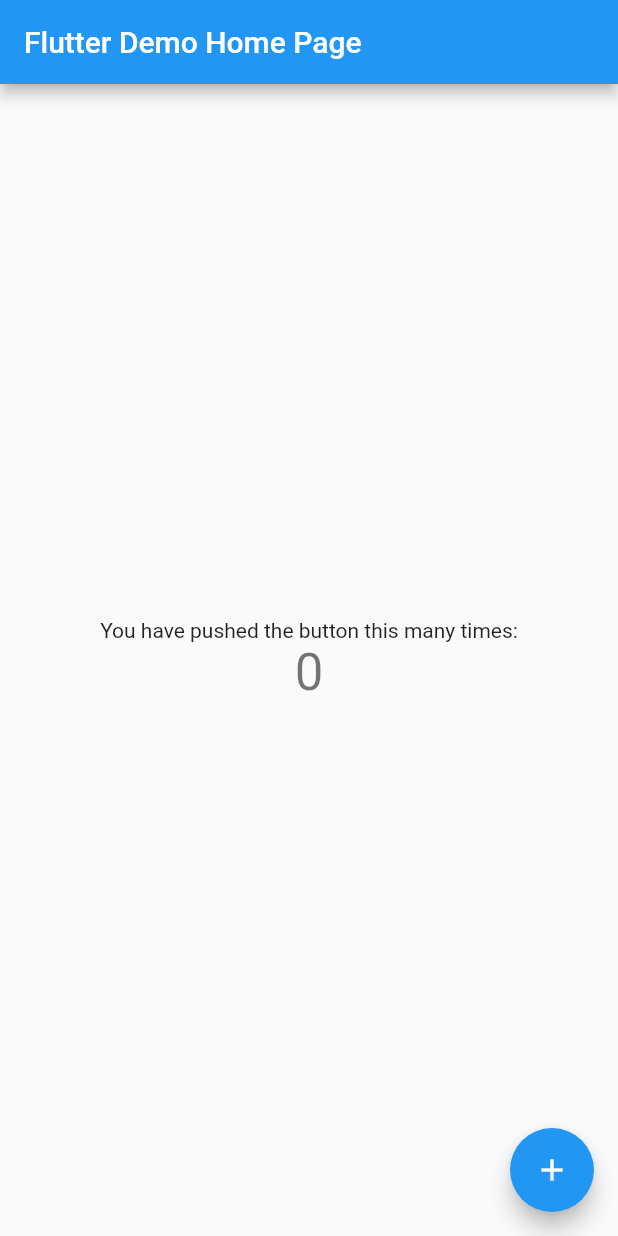
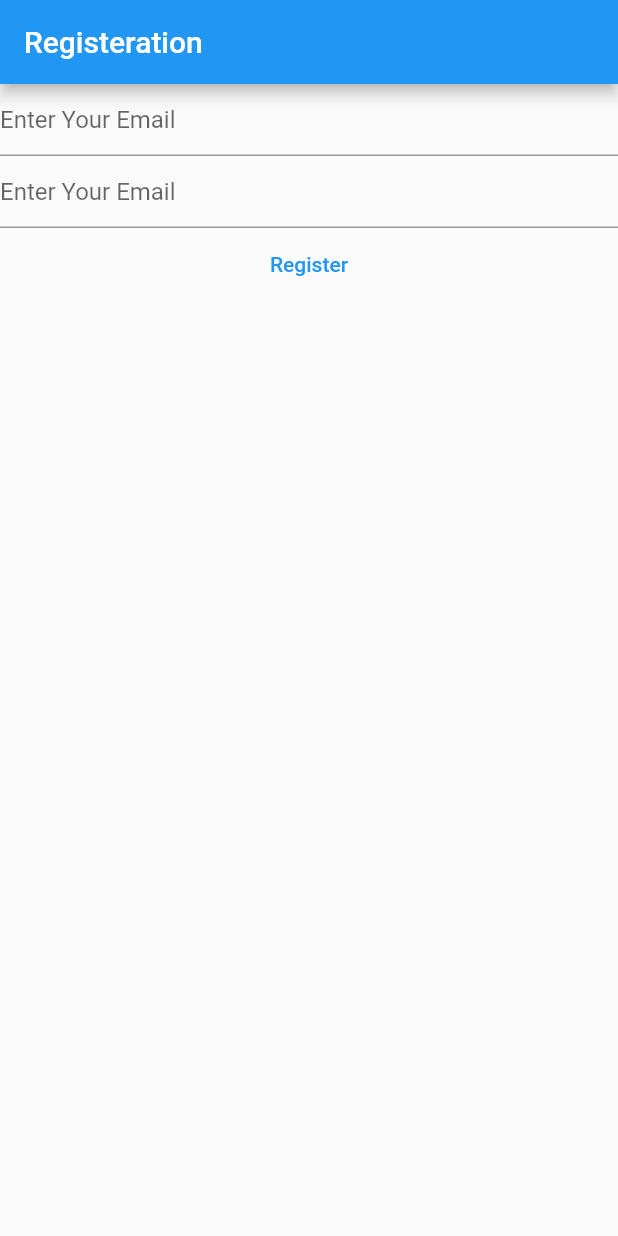
Before and after one commit to muhammadawaisyaseen/Free-Code-Camp-Course, a Flutter app: the screen it shows after launch, on a phone screen of 412 x 824 dp. Run offline on Flutter 3.47's test engine with Material 2 defaults, Android fonts, the phone set to English and light mode, and no system bars; our stand-ins replace firebase_auth, firebase_core; accounts and stored records are empty.

Commit message:
user registeration with firebase completed

```diff
--- a/lib/main.dart
+++ b/lib/main.dart
@@ -1,22 +1,23 @@
 import 'package:flutter/material.dart';
 import 'package:firebase_core/firebase_core.dart';
+import 'package:freecodecampcourse/screens/home_screen.dart';
 
 // import 'firebase_options.dart';
 void main() async {
+
   WidgetsFlutterBinding.ensureInitialized();
-  await Firebase.initializeApp(
-    options: FirebaseOptions(
-      apiKey: "Api key here",
-      appId: "App id here",
-      messagingSenderId: "Messaging sender id here",
-      projectId: "project id here",
-    ),
-  );
   // await Firebase.initializeApp(
-  //   options: DefaultFirebaseOptions.currentPlatform,
-// );
+  //   options: FirebaseOptions(
+  //     apiKey: "Api key here",
+  //     appId: "App id here",
+  //     messagingSenderId: "Messaging sender id here",
+  //     projectId: "project id here",
+  //   ),
+  // );
+
   runApp(const MyApp());
 }
+
 
 class MyApp extends StatelessWidget {
   const MyApp({super.key});
@@ -29,54 +30,7 @@
       theme: ThemeData(
         primarySwatch: Colors.blue,
       ),
-      home: const MyHomePage(title: 'Flutter Demo Home Page'),
+      home: HomePage(),
     );
   }
 }
-
-class MyHomePage extends StatefulWidget {
-  const MyHomePage({super.key, required this.title});
-
-  final String title;
-
-  @override
-  State<MyHomePage> createState() => _MyHomePageState();
-}
-
-class _MyHomePageState extends State<MyHomePage> {
-  int _counter = 0;
-
-  void _incrementCounter() {
-    setState(() {
-      _counter++;
-    });
-  }
-
-  @override
-  Widget build(BuildContext context) {
-    return Scaffold(
-      appBar: AppBar(
-        title: Text(widget.title),
-      ),
-      body: Center(
-        child: Column(
-          mainAxisAlignment: MainAxisAlignment.center,
-          children: <Widget>[
-            const Text(
-              'You have pushed the button this many times:',
-            ),
-            Text(
-              '$_counter',
-              style: Theme.of(context).textTheme.headline4,
-            ),
-          ],
-        ),
-      ),
-      floatingActionButton: FloatingActionButton(
-        onPressed: _incrementCounter,
-        tooltip: 'Increment',
-        child: const Icon(Icons.add),
-      ), // This trailing comma makes auto-formatting nicer for build methods.
-    );
-  }
-}
--- /dev/null
+++ b/lib/screens/home_screen.dart
@@ -0,0 +1,87 @@
+import 'package:firebase_core/firebase_core.dart';
+import 'package:flutter/material.dart';
+import 'package:flutter/src/widgets/container.dart';
+import 'package:flutter/src/widgets/framework.dart';
+import 'package:firebase_auth/firebase_auth.dart';
+import 'package:freecodecampcourse/firebase_options.dart';
+
+class HomePage extends StatefulWidget {
+  HomePage({super.key});
+
+  @override
+  State<HomePage> createState() => _HomePageState();
+}
+
+class _HomePageState extends State<HomePage> {
+  late final TextEditingController _email;
+  late final TextEditingController _password;
+
+  @override
+  void initState() {
+    // TODO: implement initState
+
+    _email = TextEditingController();
+    _password = TextEditingController();
+    super.initState();
+  }
+
+  @override
+  void dispose() {
+    _email.dispose();
+    _password.dispose();
+    super.dispose();
+  }
+
+  @override
+  Widget build(BuildContext context) {
+    return Scaffold(
+      appBar: AppBar(
+        title: const Text('Registeration'),
+      ),
+      body: FutureBuilder(
+          future: Firebase.initializeApp(
+            options: DefaultFirebaseOptions.currentPlatform,
+          ),
+          builder: (context, snapshot) {
+            switch (snapshot.connectionState) {
+              case ConnectionState.done:
+                return Column(
+                  children: [
+                    TextField(
+                      controller: _email,
+                      enableSuggestions: false,
+                      autocorrect: false,
+                      keyboardType: TextInputType.emailAddress,
+                      decoration:
+                          const InputDecoration(hintText: 'Enter Your Email'),
+                    ),
+                    TextField(
+                      controller: _password,
+                      obscureText: true,
+                      enableSuggestions: false,
+                      autocorrect: false,
+                      decoration:
+                          const InputDecoration(hintText: 'Enter Your Email'),
+                    ),
+                    TextButton(
+                      onPressed: () async {
+                        final email = _email.text;
+                        final password = _password.text;
+
+                        final userCredential = await FirebaseAuth.instance
+                            .createUserWithEmailAndPassword(
+                                email: email, password: password);
+                        print(userCredential);
+                        print('Awais Yaseen');
+                      },
+                      child: Text('Register'),
+                    )
+                  ],
+                );
+              default:
+                return Text('Loading...');
+            }
+          }),
+    );
+  }
+}
```
Also changed, not shown: lib/firebase_options.dart (added), 6 other files.
